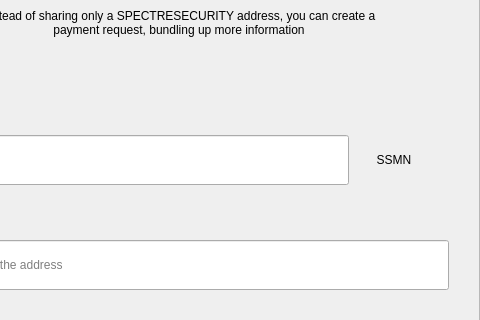
SpectreSecurityCoin/SpectreSecurityMN, file src/qt/spectresecurity/forms/requestdialog.ui: the form before one commit; both pictures show x 122 to 602 and y 123 to 443 of the 602 by 607 pixel window.
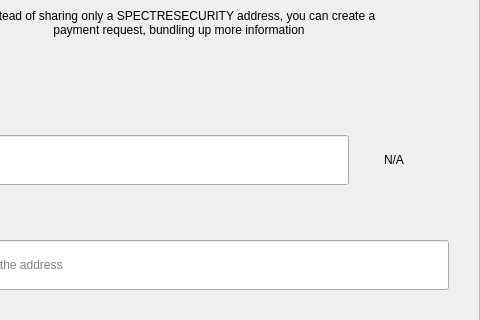
The form after the commit.

Patch:
```diff
--- a/src/qt/spectresecurity/forms/requestdialog.ui
+++ b/src/qt/spectresecurity/forms/requestdialog.ui
@@ -327,7 +327,7 @@
                    <item>
                     <widget class="QLabel" name="comboBoxCoin">
                      <property name="text">
-                      <string>SSMN</string>
+                      <string notr="true">N/A</string>
                      </property>
                      <property name="alignment">
                       <set>Qt::AlignCenter</set>
```
Left out of the diff: 4 changed lines with no effect on the pictures.
